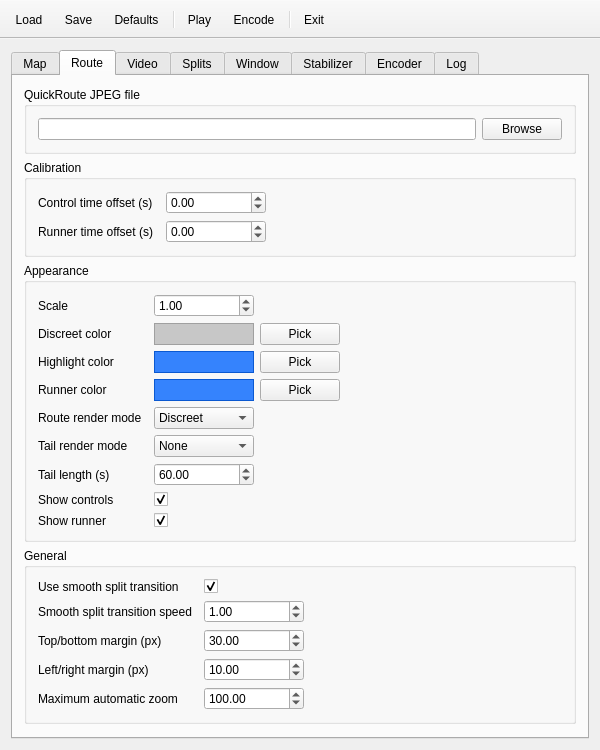
mikoro/orientview, file src/MainWindow.ui: the form before one commit.
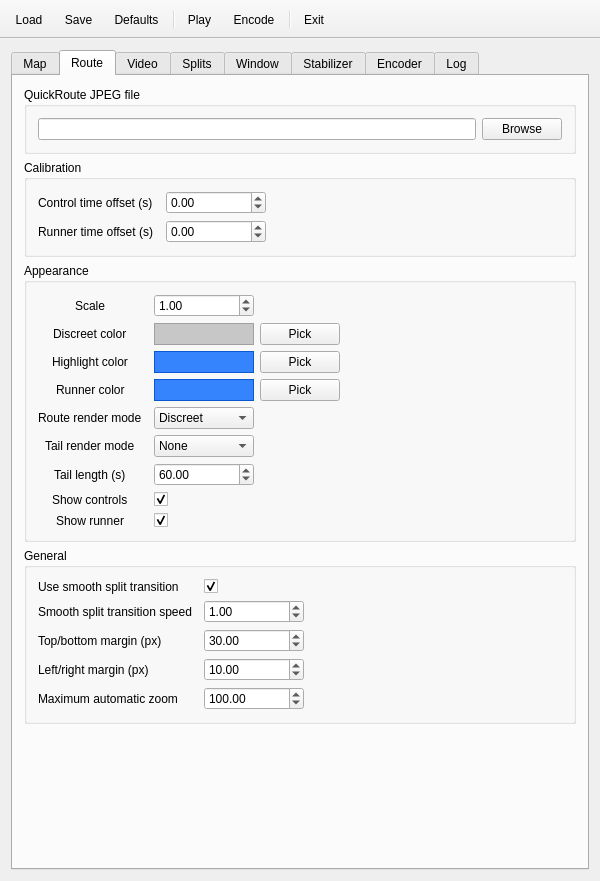
The form after the commit. The open tabs and pages were chosen to show the change. Icons and pictures are not drawn.

What changed in the file:
```diff
--- a/src/MainWindow.ui
+++ b/src/MainWindow.ui
@@ -7,7 +7,7 @@
     <x>0</x>
     <y>0</y>
     <width>600</width>
-    <height>702</height>
+    <height>881</height>
    </rect>
   </property>
   <property name="sizePolicy">
@@ -630,6 +630,15 @@
            <string>Appearance</string>
           </property>
           <layout class="QFormLayout" name="formLayout_3">
+           <property name="fieldGrowthPolicy">
+            <enum>QFormLayout::AllNonFixedFieldsGrow</enum>
+           </property>
+           <property name="labelAlignment">
+            <set>Qt::AlignCenter</set>
+           </property>
+           <property name="formAlignment">
+            <set>Qt::AlignLeading|Qt::AlignLeft|Qt::AlignTop</set>
+           </property>
            <property name="horizontalSpacing">
             <number>12</number>
            </property>
```
Left out of the diff: 24 changed lines with no effect on the pictures.
